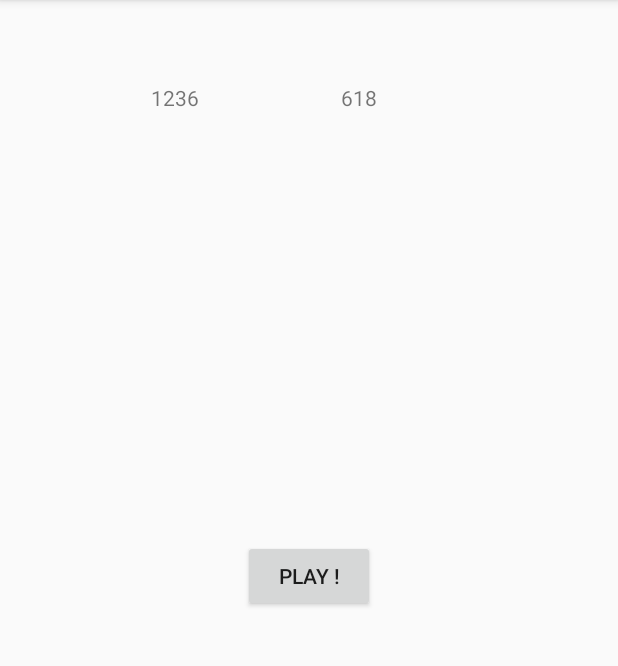
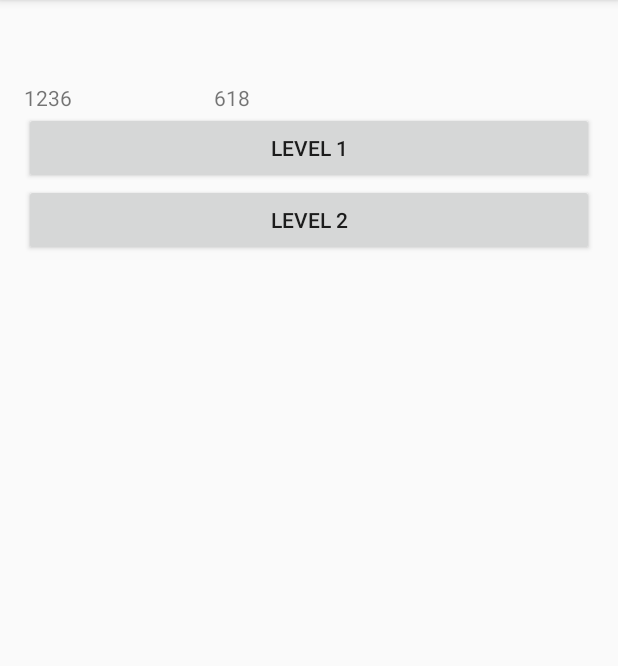
Before and after one commit to maxime-gruner/AndroidLabyrinthe, an Android app: the screen it shows after launch (MainActivity), on a phone screen of 412 x 824 dp, the part 84-750 px from its top. Run offline under Robolectric (Android 15) with nearby library versions, the light colour scheme and no system bars.

Commit message:
Correction de classe

```diff
--- a/app/src/main/java/com/example/max/projetlabyrinthe/Level.java
+++ b/app/src/main/java/com/example/max/projetlabyrinthe/Level.java
@@ -46,9 +46,9 @@ public class Level {
     public void draw(Canvas canvas, Paint p){
         for(Block block : wallList) {
             bille.draw(canvas, p);
-            block.draw(canvas, p); // a changer: parcourir la liste de block pour les afficher
+            block.draw(canvas, p);
         }
-        arrival.drawArrival(canvas,p);
+        arrival.draw(canvas,p);
     }
 
     public void doRun(Main2Activity.GameView gameView) {
--- a/app/src/main/java/com/example/max/projetlabyrinthe/MainActivity.java
+++ b/app/src/main/java/com/example/max/projetlabyrinthe/MainActivity.java
@@ -5,16 +5,16 @@ import android.graphics.Point;
 import android.support.v7.app.AppCompatActivity;
 import android.os.Bundle;
 import android.view.Display;
-import android.view.KeyEvent;
 import android.view.View;
 import android.widget.Button;
 import android.widget.TextView;
 
 public class MainActivity extends AppCompatActivity {
 
-    private Button playButton;
+    private Button startLvl1;
+    private Button startLvl2;
+
     private Intent intent;
-
 
     @Override
     protected void onCreate(Bundle savedInstanceState) {
@@ -32,13 +32,24 @@ public class MainActivity extends AppCompatActivity {
 
 
         intent = new Intent(this,Main2Activity.class);
+
         intent.putExtra("WIDTH", size.x);
         intent.putExtra("HEIGHT", (size.y));
-        playButton = (Button) findViewById(R.id.playButton);
+        startLvl1 = (Button) findViewById(R.id.level1);
+        startLvl2 = (Button) findViewById(R.id.level2);
 
-        playButton.setOnClickListener(new View.OnClickListener() {
+        startLvl1.setOnClickListener(new View.OnClickListener() {
             @Override
             public void onClick(View v) {
+                intent.putExtra("LEVEL",1);
+                startActivity(intent);
+            }
+        });
+
+        startLvl2.setOnClickListener(new View.OnClickListener() {
+            @Override
+            public void onClick(View v) {
+                intent.putExtra("LEVEL",2);
                 startActivity(intent);
             }
         });
--- a/app/src/main/res/layout/activity_main.xml
+++ b/app/src/main/res/layout/activity_main.xml
@@ -10,22 +10,35 @@
     android:paddingTop="@dimen/activity_vertical_margin"
     tools:context="com.example.max.projetlabyrinthe.MainActivity">
 
+    <LinearLayout
+        android:orientation="vertical"
+        android:layout_width="match_parent"
+        android:layout_height="match_parent"
+        android:layout_below="@+id/screenheigt">
+
         <Button
-        android:text="Play !"
-        android:layout_width="wrap_content"
+            android:text="Level 1"
+            android:layout_width="match_parent"
             android:layout_height="wrap_content"
             android:layout_centerVertical="true"
             android:layout_centerHorizontal="true"
-        android:id="@+id/playButton"
+            android:id="@+id/level1"
             style="@style/Widget.AppCompat.Button"
             android:elevation="0dp" />
+
+        <Button
+            android:text="Level 2"
+            android:layout_width="match_parent"
+            android:layout_height="wrap_content"
+            android:id="@+id/level2" />
+    </LinearLayout>
 
     <TextView
         android:text="TextView"
         android:layout_width="wrap_content"
         android:layout_height="wrap_content"
         android:layout_alignParentTop="true"
-        android:layout_toStartOf="@+id/playButton"
+        android:layout_toStartOf="@+id/level1"
         android:layout_marginEnd="29dp"
         android:layout_marginTop="39dp"
         android:id="@+id/screenheigt" />
```
Also changed, not shown: app/src/main/java/com/example/max/projetlabyrinthe/ArrivalBlock.java (added, +25 -0 lines), app/src/main/java/com/example/max/projetlabyrinthe/Bille.java (+10 -5 lines), app/src/main/java/com/example/max/projetlabyrinthe/Block.java (+7 -14 lines), app/src/main/java/com/example/max/projetlabyrinthe/CreateLevel.java (renamed from app/src/main/java/com/example/max/projetlabyrinthe/Level1.java, +17 -19 lines), app/src/main/java/com/example/max/projetlabyrinthe/Game.java (+2 -20 lines), app/src/main/java/com/example/max/projetlabyrinthe/Main2Activity.java (+5 -10 lines). Lines whose indentation alone changed are shown as unchanged.
